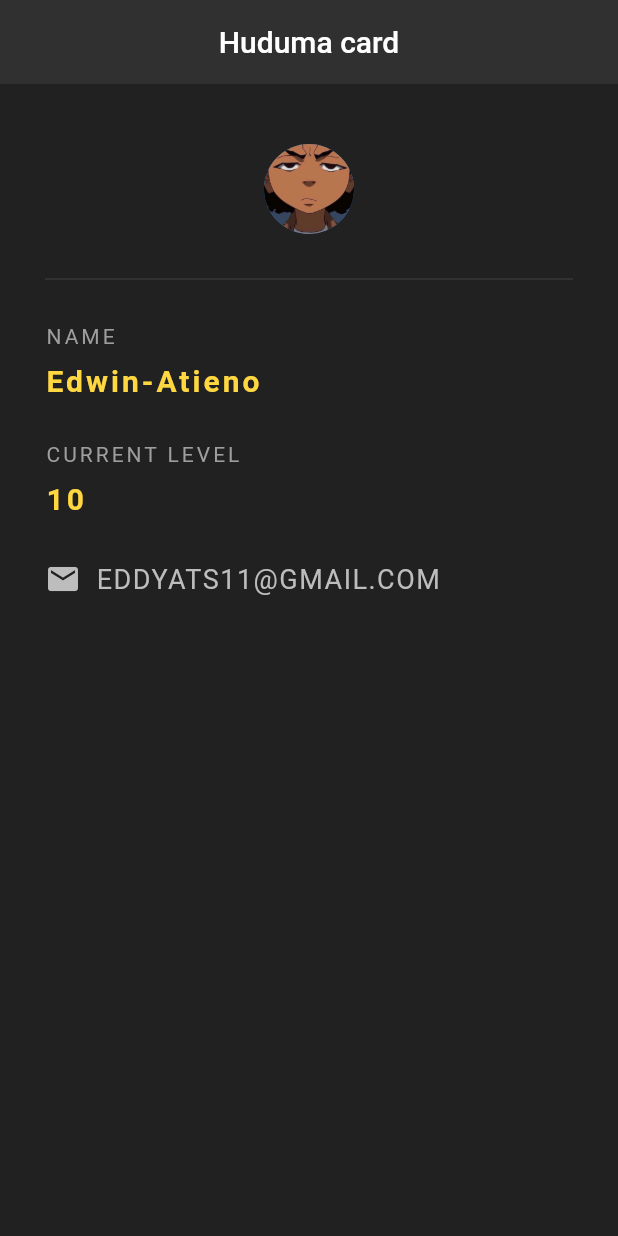
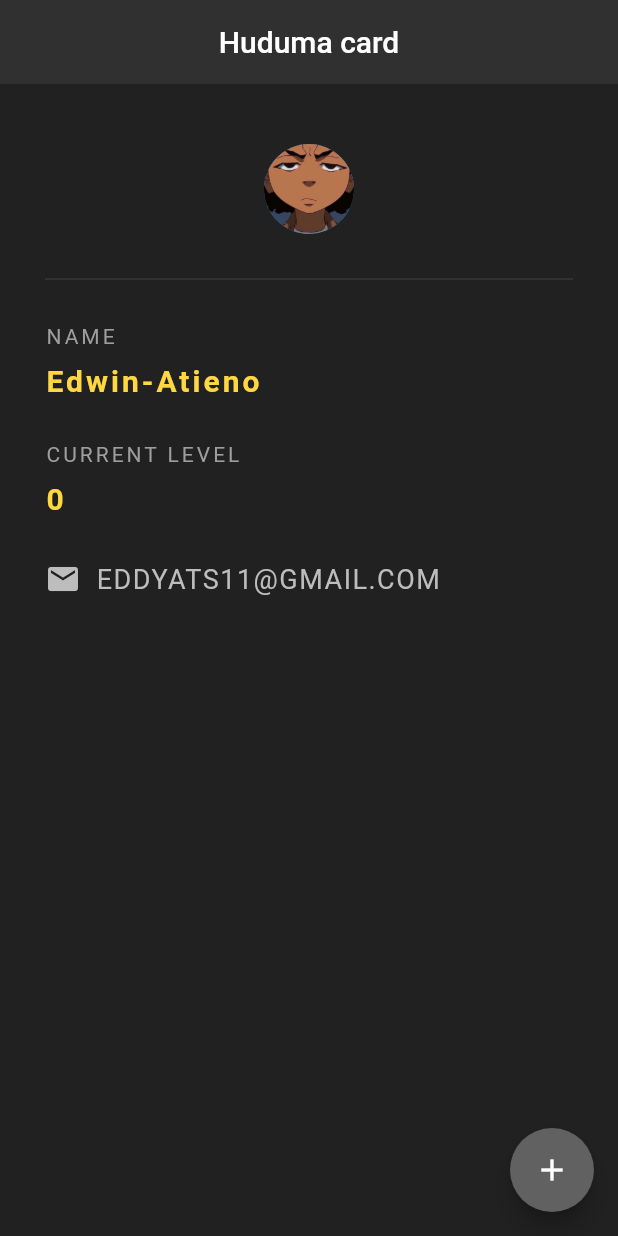
Before and after one commit to EdwinAtieno/wingflutter, a Flutter app: the screen it shows after launch, on a phone screen of 412 x 824 dp. Run offline on Flutter 3.47's test engine with Material 2 defaults, Android fonts, the phone set to English and light mode, and no system bars.

Commit message:
flutter app

```diff
--- a/lib/main.dart
+++ b/lib/main.dart
@@ -5,7 +5,14 @@ void main() {
     home: Bigcard(),
   ));
 }
-class Bigcard extends StatelessWidget {
+class Bigcard extends StatefulWidget {
+  @override
+  State<Bigcard> createState() => _BigcardState();
+}
+
+class _BigcardState extends State<Bigcard> {
+  int NinjaLevel = 0;
+
   @override
   Widget build(BuildContext context) {
     return Scaffold (
@@ -15,6 +22,11 @@ class Bigcard extends StatelessWidget {
         centerTitle: true,
         backgroundColor: Colors.grey[850],
         elevation: 0.0,
+      ),
+      floatingActionButton: FloatingActionButton(
+        onPressed: (){},
+        child: Icon(Icons.add),
+        backgroundColor: Colors.grey[700],
       ),
       body: Padding(
         padding: EdgeInsets.fromLTRB(30.0, 40.0, 30.0, 0.0),
@@ -58,7 +70,7 @@ class Bigcard extends StatelessWidget {
             ),
             SizedBox(height: 10.0,), // a good way to separate and space things
             Text(
-              '10',
+              '$NinjaLevel',
               style: TextStyle(
                 color: Colors.amberAccent,
                 letterSpacing: 2.0,
@@ -91,6 +103,92 @@ class Bigcard extends StatelessWidget {
   }
 }
 
+
+// class Bigcard extends StatelessWidget {
+//   @override
+//   Widget build(BuildContext context) {
+//     return Scaffold (
+//       backgroundColor: Colors.grey[900],
+//       appBar: AppBar(
+//         title: Text("Huduma card"),
+//         centerTitle: true,
+//         backgroundColor: Colors.grey[850],
+//         elevation: 0.0,
+//       ),
+//       body: Padding(
+//         padding: EdgeInsets.fromLTRB(30.0, 40.0, 30.0, 0.0),
+//         child: Column(
+//           crossAxisAlignment: CrossAxisAlignment.start,
+//           children: [
+//             Center(
+//               child: CircleAvatar(
+//                 backgroundImage: AssetImage("assets/alessi.jpg"),
+//                 radius: 30.0,
+//               ),
+//             ),
+//             Divider(
+//               height: 60.0,
+//               color: Colors.grey[800],
+//             ),
+//             Text(
+//               'NAME',
+//               style: TextStyle(
+//                 color: Colors.grey,
+//                 letterSpacing: 2.0,
+//               ),
+//             ),
+//             SizedBox(height: 10.0,), // a good way to separate and space things
+//             Text(
+//               'Edwin-Atieno',
+//               style: TextStyle(
+//                 color: Colors.amberAccent,
+//                 letterSpacing: 2.0,
+//                 fontSize: 20.0,
+//                 fontWeight: FontWeight.bold,
+//               ),
+//             ),
+//             SizedBox(height: 30.0,),
+//             Text(
+//               'CURRENT LEVEL',
+//               style: TextStyle(
+//                 color: Colors.grey,
+//                 letterSpacing: 2.0,
+//               ),
+//             ),
+//             SizedBox(height: 10.0,), // a good way to separate and space things
+//             Text(
+//               '10',
+//               style: TextStyle(
+//                 color: Colors.amberAccent,
+//                 letterSpacing: 2.0,
+//                 fontSize: 20.0,
+//                 fontWeight: FontWeight.bold,
+//               ),
+//             ),
+//             SizedBox(height: 30.0,),
+//             Row(
+//               children: [
+//                 Icon(
+//                   Icons.email,
+//                   color: Colors.grey[400],
+//                 ),
+//                 SizedBox(width: 10.0,),
+//                 Text(
+//                   "EDDYATS11@GMAIL.COM",
+//                    style: TextStyle(
+//                      color: Colors.grey[400],
+//                      fontSize: 18.0,
+//                      letterSpacing: 1.0,
+//                    ),
+//                 ),
+//               ],
+//             ),
+//           ],
+//         ),
+//       ),
+//     );
+//   }
+// },
 //class Home extends StatelessWidget {
 //   @override
 //   Widget build(BuildContext context) {
```
